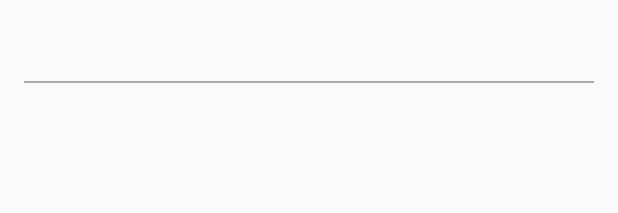
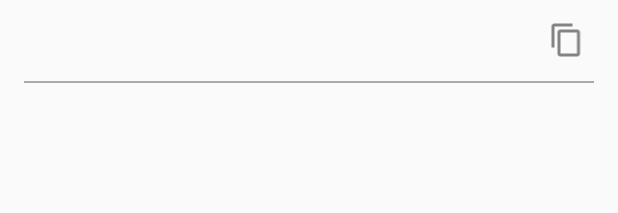
Before and after one commit to msaenz424/Capstone-Project, an Android app: the layout item_quote.xml on its own in the app's theme, with its tools: preview values and no code run, on a phone screen of 412 x 824 dp. Shown: the top 213 px of the screen. Run offline under Robolectric (Android 15) with nearby library versions, the light colour scheme and no system bars.

Commit message:
feat: added functionality to copy quote to clipboard
Added a copy & paste icon to recyclerview item to copy the quote text
when pressed.

```diff
--- /dev/null
+++ b/app/src/main/java/com/android/mig/geodiary/QuoteHandler.java
@@ -0,0 +1,5 @@
+package com.android.mig.geodiary;
+
+public interface QuoteHandler {
+    void OnClick(String quote);
+}
--- a/app/src/main/res/layout/item_quote.xml
+++ b/app/src/main/res/layout/item_quote.xml
@@ -4,12 +4,28 @@
     android:layout_height="wrap_content"
     android:orientation="vertical">
 
-    <TextView
-        android:id="@+id/item_quote_text_view"
+    <LinearLayout
         android:layout_width="match_parent"
         android:layout_height="wrap_content"
-        android:padding="16dp"
-        android:textSize="16sp"/>
+        android:orientation="horizontal">
+
+        <TextView
+            android:id="@+id/item_quote_text_view"
+            android:layout_width="0dp"
+            android:layout_height="wrap_content"
+            android:layout_weight="5"
+            android:padding="16dp"
+            android:textSize="16sp"/>
+
+        <ImageView
+            android:id="@+id/copy_image_view"
+            android:layout_width="0dp"
+            android:layout_height="wrap_content"
+            android:layout_weight="1"
+            android:layout_gravity="center_vertical"
+            android:src="@drawable/ic_action_copy_quote"/>
+
+    </LinearLayout>
 
     <View
         android:layout_width="match_parent"
```
Also changed, not shown: app/src/main/java/com/android/mig/geodiary/adapters/QuotesAdapter.java (+17 -4 lines), app/src/main/java/com/android/mig/geodiary/fragments/QuotesFragment.java (+19 -5 lines), app/src/main/res/drawable-hdpi/ic_action_copy_quote.png (added), app/src/main/res/drawable-mdpi/ic_action_copy_quote.png (added), app/src/main/res/drawable-xhdpi/ic_action_copy_quote.png (added), app/src/main/res/drawable-xxhdpi/ic_action_copy_quote.png (added).
